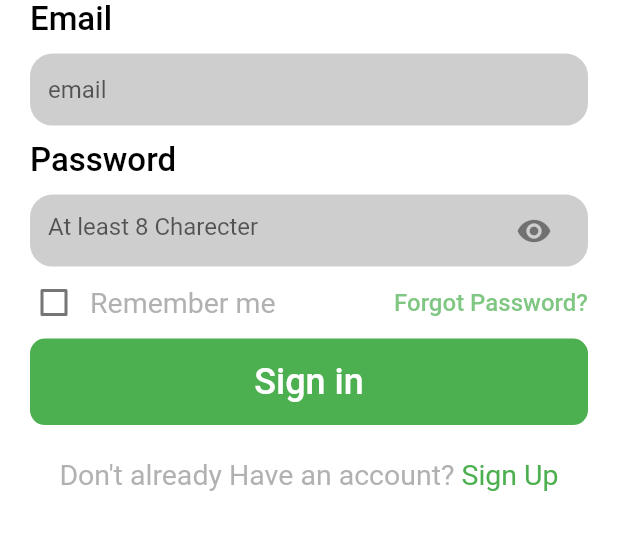
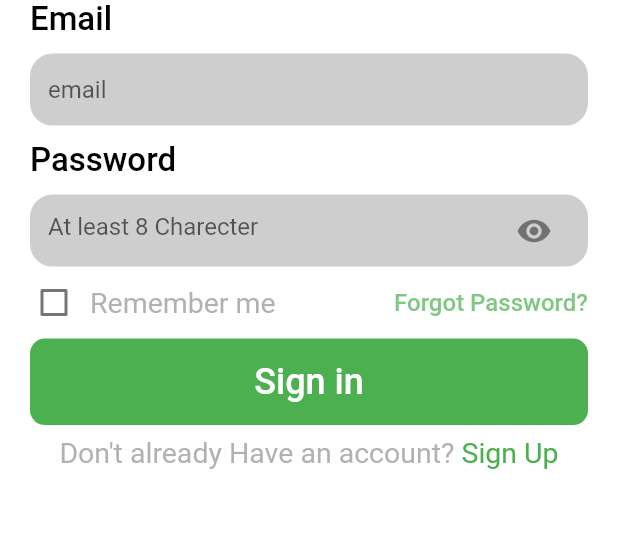
Before and after one commit to Akashsri3bi/ZeroHunger, a Flutter app: the screen it shows after launch, on a phone screen of 412 x 824 dp, the part 499-1049 px from its top. Run offline on Flutter 3.47's test engine with Material 2 defaults, Android fonts, the phone set to English and light mode, and no system bars; our stand-ins replace cached_network_image, cloud_firestore, firebase_auth, firebase_core, firebase_storage, geocoding and 7 more; accounts and stored records are empty; Roboto replaces fonts that are missing (cursive, helvetica).

Commit message:
layout update for 9/16 ratio screen

```diff
--- a/hunger/lib/screens/help.dart
+++ b/hunger/lib/screens/help.dart
@@ -543,7 +543,7 @@ class _HelpState extends State<Help> {
                   ),
                 ),
                 const SizedBox(
-                  height: 20,
+                  height: 5,
                 ),
                 Center(
                   child: ElevatedButton(
@@ -570,7 +570,7 @@ class _HelpState extends State<Help> {
                   height: 5,
                 ),
                 Divider(
-                  height: 20,
+                  height: 5,
                   thickness: 10,
                   color: Colors.grey.shade300,
                 ),
@@ -605,7 +605,7 @@ class _HelpState extends State<Help> {
                   ),
                 ),
                 const SizedBox(
-                  height: 20,
+                  height: 5,
                 ),
                 Center(
                   child: ElevatedButton(
--- a/hunger/lib/screens/new_login.dart
+++ b/hunger/lib/screens/new_login.dart
@@ -163,11 +163,11 @@ class _SigninState extends State<Signin> {
                       child: Column(
                         children: const <Widget>[
                           SizedBox(
-                            height: 15,
+                            height: 3,
                           ),
                           SizedBox(
-                            height: 55,
-                            width: 55,
+                            height: 50,
+                            width: 50,
                             child: CircularProgressIndicator(
                               strokeWidth: 5,
                             ),
@@ -179,12 +179,11 @@ class _SigninState extends State<Signin> {
                         : Container(),
                     Container(
                       alignment: Alignment.center,
-                      padding: const EdgeInsetsDirectional.fromSTEB(0, 20, 0, 0),
+                      padding: const EdgeInsetsDirectional.fromSTEB(0, 5, 0, 0),
                       child: Text.rich(
                         TextSpan(
                             text: "Don't already Have an account? ",
                             style: TextStyle(
-
                                 color: Colors.grey.withOpacity(0.8),
                                 fontSize: 19),
                             children: [
--- a/hunger/lib/screens/new_signup.dart
+++ b/hunger/lib/screens/new_signup.dart
@@ -265,6 +265,7 @@ class InputField extends StatelessWidget {
                 style: const TextStyle(
                   fontFamily: "helvetica",
                 ),
+                keyboardType: TextInputType.emailAddress,
               ),
             )),
       ],
```
